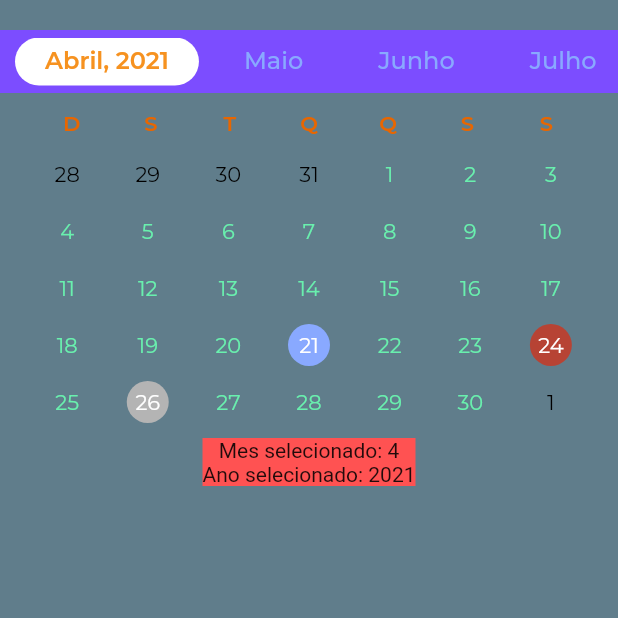
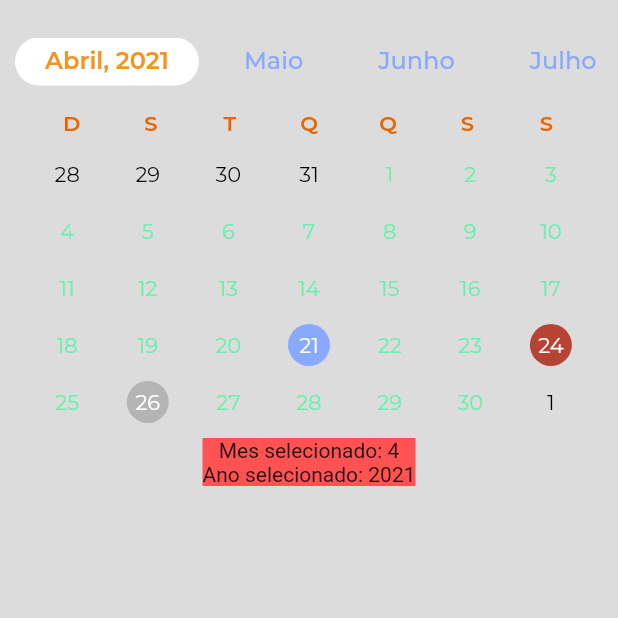
Before and after one commit to Zereef/Flutter-Test-App, a Flutter app: the screen it shows after launch, after a tap on the "add" icon, on a phone screen of 412 x 824 dp, the top half of it. Run offline on Flutter 3.47's test engine with Material 2 defaults, Android fonts, the phone set to English and light mode, and no system bars; our stand-ins replace google_fonts.

Commit message:
cleaned code

```diff
--- a/lib/main.dart
+++ b/lib/main.dart
@@ -14,11 +14,14 @@ class MyApp extends StatelessWidget {
   Widget build(BuildContext context) {
     SystemChrome.setEnabledSystemUIOverlays([]);
     return MaterialApp(
+      //Debug features
+      showPerformanceOverlay: false,
+      debugShowCheckedModeBanner: false,
+      //
+      darkTheme: ThemeData.dark(),
+      theme: ThemeData(primarySwatch: Colors.pink),
       title: 'Flutter Demo',
-      theme: ThemeData(
-        primarySwatch: Colors.blue,
-      ),
-      home: MyHomePage(title: 'Flutter Test'),
+      home: MyHomePage(title: 'General Widget Develop'),
       routes: {
         '/marcarConsulta': (context) => MarcarConsulta(),
       },
@@ -35,35 +38,19 @@ class MyHomePage extends StatefulWidget {
 }
 
 class _MyHomePageState extends State<MyHomePage> {
-  int _counter = 0;
   @override
   Widget build(BuildContext context) {
     Common.width = MediaQuery.of(context).size.width;
     Common.height = MediaQuery.of(context).size.height;
     return Scaffold(
-      appBar: AppBar(
-        title: Text(widget.title),
-      ),
-      body: Center(
-        child: Column(
-          mainAxisAlignment: MainAxisAlignment.center,
-          children: <Widget>[
-            Text(
-              'You have pushed the button this many times:',
-            ),
-            Text(
-              '$_counter',
-              style: Theme.of(context).textTheme.headline4,
-            ),
-          ],
-        ),
-      ),
+      appBar: AppBar(title: Text(widget.title)),
+      body: Center(),
+
+      //old stuff
       floatingActionButton: FloatingActionButton(
-        // onPressed: _incrementCounter,
         onPressed: () {
           Navigator.pushNamed(context, "/marcarConsulta");
         },
-        tooltip: 'Increment',
         child: Icon(Icons.add),
       ),
     );
--- a/lib/marcarConsulta.dart
+++ b/lib/marcarConsulta.dart
@@ -22,7 +22,7 @@ class MarcarConsulta extends StatelessWidget {
             height: Common.height,
             padding: EdgeInsets.all(0.0),
             decoration: BoxDecoration(
-              color: Colors.blueGrey,
+              color: Colors.black12,
             ),
             child: Column(
               mainAxisAlignment: MainAxisAlignment.start,
@@ -299,7 +299,7 @@ class _CompleteCalendarState extends State<CompleteCalendar> {
       if (mesesParaMostrar == 12) {
         listaMeses = Container(
           padding: EdgeInsets.fromLTRB(5, 5, 5, 5),
-          color: Colors.deepPurpleAccent,
+          color: Colors.transparent,
           child: SingleChildScrollView(
             controller: _controller,
             scrollDirection: Axis.horizontal,
@@ -487,7 +487,8 @@ class _CompleteCalendarState extends State<CompleteCalendar> {
       builder: (BuildContext context) {
         return AlertDialog(
           title: Text("Aviso (WIP)"),
-          content: Text("Qualquer mensagem pode aparecer aqui, qualquer coisa pode ser feita a clicar no dia" + numeroParaMostrar),
+          content:
+              Text('Qualquer mensagem pode aparecer aqui, qualquer coisa pode ser feita a clicar no dia: $numeroParaMostrar, $selectedMonth, $selectedYear'),
           actions: [
             TextButton(
               child: Text("Ok"),
```
